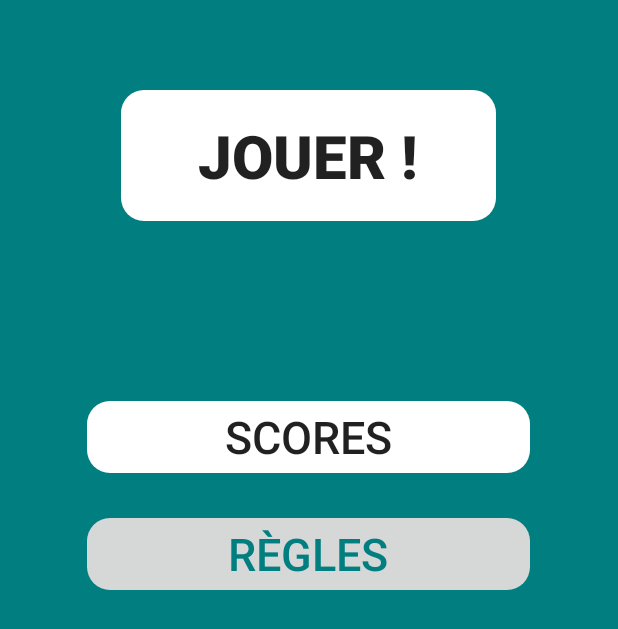
After one commit to alexandreece/ecetech_special-disco-androidapp, an Android app: the MenuJeu screen opened directly, with no data from a screen before it, on a phone screen of 412 x 824 dp. The commit adds this screen. Shown: the top 629 px of the screen. Run offline under Robolectric (Android 15) with nearby library versions, the phone set to English and light mode, and no system bars.

Commit message:
Menu Jeu (manque icone)

```diff
--- a/app/src/main/java/com/example/lama/lamapp/GameConfiguration.java
+++ b/app/src/main/java/com/example/lama/lamapp/GameConfiguration.java
@@ -2,7 +2,6 @@ package com.example.lama.lamapp;
 
 import android.support.v7.app.AppCompatActivity;
 import android.os.Bundle;
-import android.content.Intent;
 import android.view.View;
 
 public class GameConfiguration extends AppCompatActivity {
--- /dev/null
+++ b/app/src/main/java/com/example/lama/lamapp/MenuJeu.java
@@ -0,0 +1,15 @@
+package com.example.lama.lamapp;
+
+import android.support.v7.app.AppCompatActivity;
+import android.os.Bundle;
+
+public class MenuJeu extends AppCompatActivity {
+
+    @Override
+    protected void onCreate(Bundle savedInstanceState) {
+        super.onCreate(savedInstanceState);
+        setContentView(R.layout.activity_menu_jeu);
+    }
+
+
+}
--- /dev/null
+++ b/app/src/main/res/layout/activity_menu_jeu.xml
@@ -0,0 +1,50 @@
+<?xml version="1.0" encoding="utf-8"?>
+<LinearLayout
+    xmlns:android="http://schemas.android.com/apk/res/android"
+    android:orientation="vertical"
+    android:layout_width="match_parent"
+    android:layout_height="match_parent"
+    android:background="#017E80"
+    android:weightSum="1">
+
+    <Button
+        android:text="Jouer !"
+        android:layout_width="250dp"
+        android:layout_height="60dp"
+        android:layout_weight="0.06"
+        android:layout_gravity="center"
+        android:layout_marginTop="60dp"
+        android:layout_marginBottom="20dp"
+        android:background="@drawable/gradient_box"
+        android:backgroundTint="@android:color/background_light"
+        android:textSize="40sp"
+        android:textAlignment="center"
+        android:id="@+id/button1"
+        android:textStyle="normal|bold" />
+
+    <Button
+        android:text="Scores"
+        android:layout_width="295dp"
+        android:layout_height="wrap_content"
+        android:layout_gravity="center"
+        android:layout_marginTop="100dp"
+        android:backgroundTint="@android:color/background_light"
+        android:background="@drawable/gradient_box"
+        android:textSize="30sp"
+        android:textAlignment="center"
+        android:id="@+id/button2" />
+    <Button
+        android:text="Règles"
+        android:layout_width="295dp"
+        android:layout_height="wrap_content"
+        android:layout_gravity="center"
+        android:layout_marginTop="30dp"
+        android:backgroundTint="?attr/colorButtonNormal"
+        android:background="@drawable/gradient_box"
+        android:textSize="30sp"
+        android:textAlignment="center"
+        android:id="@+id/button2"
+        android:textColor="@color/colorPrimaryDark" />
+
+
+</LinearLayout>
```
Also changed, not shown: app/src/main/AndroidManifest.xml (+6 -1 lines), app/src/main/res/layout/activity_players_name.xml (+27 -27 lines).
